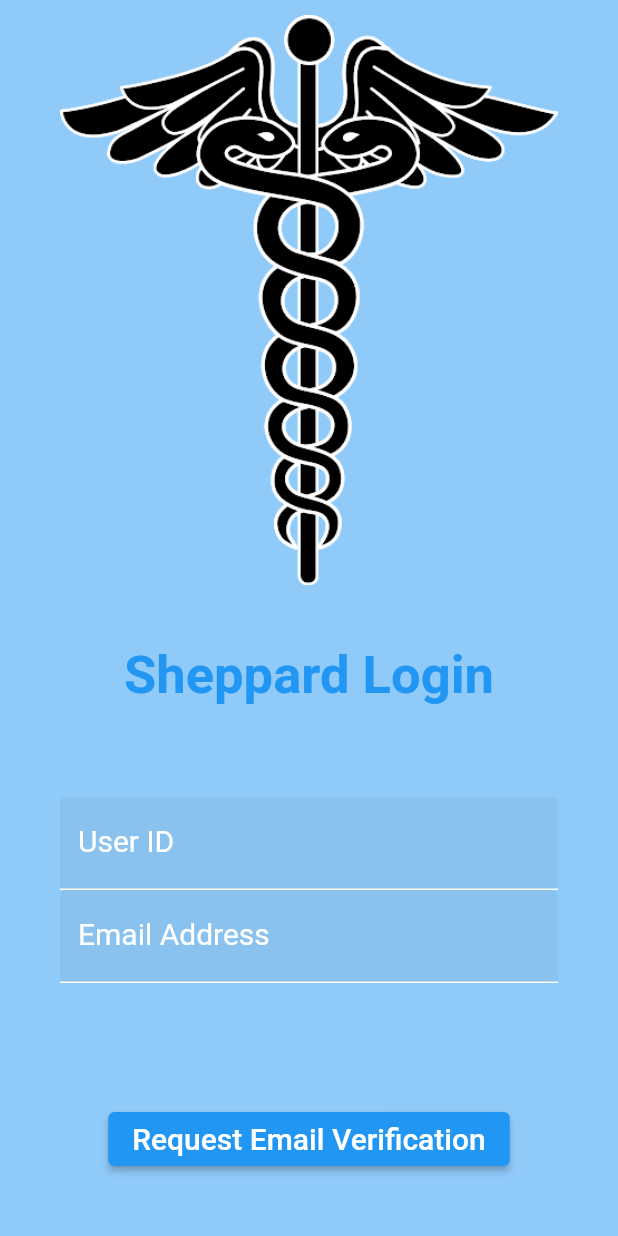
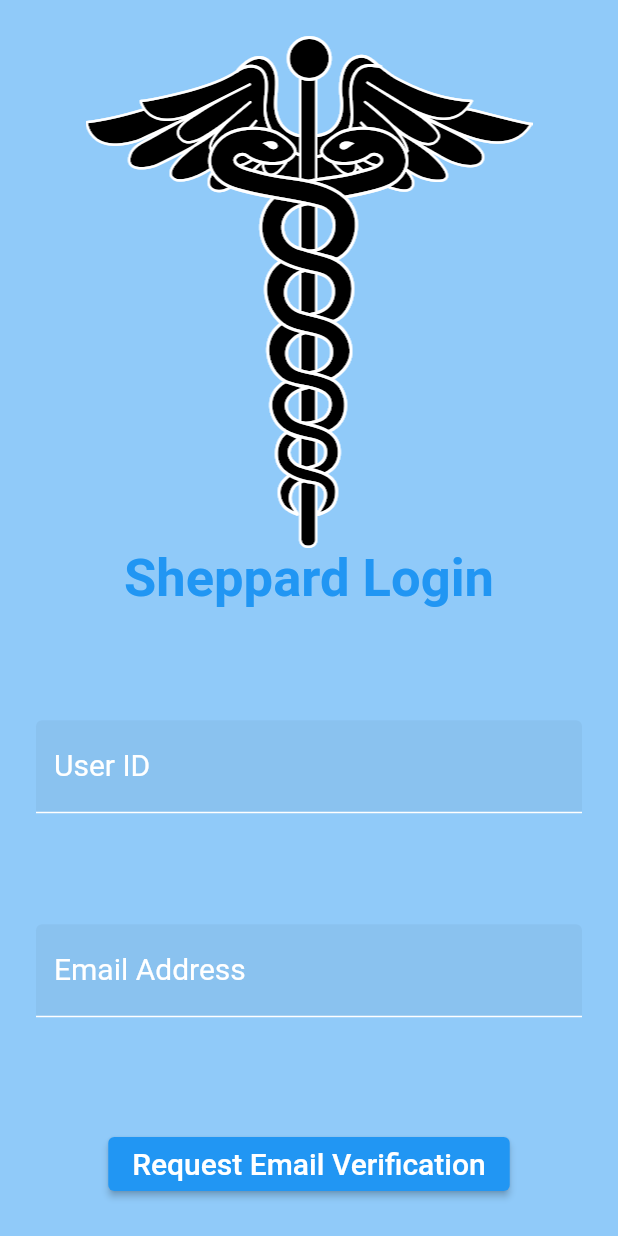
Before and after one commit to oatleals/ShepherdUI, a Flutter app: the screen it shows after launch, on a phone screen of 412 x 824 dp. Run offline on Flutter 3.47's test engine with Material 2 defaults, Android fonts, the phone set to English and light mode, and no system bars; our stand-ins replace connectivity, location, shared_preferences, sqflite; missing offline and left inert: multiselect_formfield; accounts and stored records are empty.

Commit message:
changes to login page ui

```diff
--- a/shepherd/lib/UI/LoginPage.dart
+++ b/shepherd/lib/UI/LoginPage.dart
@@ -18,15 +18,17 @@ class _LoginPageState extends State<LoginPage> {
 
     return Scaffold(
       backgroundColor: Colors.blue[200], //Colors.blue[200]
+      resizeToAvoidBottomInset: false,
       body: SafeArea(
-        child: ListView(
-          padding: EdgeInsets.symmetric(horizontal: 40.0),
+        child: Padding(
+          padding: const EdgeInsets.all(24.0),
+          child: Column(
+            mainAxisAlignment: MainAxisAlignment.spaceBetween,
+            crossAxisAlignment: CrossAxisAlignment.center,
             children: <Widget>[
               Column(
                 children: <Widget>[
-                SizedBox(height: 10), //this moves the logo up or down
-                Image.asset('assets/logo.png'),
-                SizedBox(height: 40),
+                  Image.asset('assets/logo.png', scale: 1.5,),
                   Text(
                     'Sheppard Login',
                     style: TextStyle(
@@ -36,7 +38,6 @@ class _LoginPageState extends State<LoginPage> {
                   )
                 ],
               ),
-            SizedBox(height: 60.0),
               TextField(
                 controller: employeeIDTextEditingController,
                 decoration: InputDecoration(
@@ -51,8 +52,6 @@ class _LoginPageState extends State<LoginPage> {
                     labelStyle: TextStyle(fontSize: 20),
                     filled: true),
               ),
-            SizedBox(height: 60.0),
-            SizedBox(height: 20),
               Column(
                 children: <Widget>[
                   ButtonTheme(
@@ -90,6 +89,7 @@ class _LoginPageState extends State<LoginPage> {
             ],
           ),
         ),
+      ),
     );
   }
 }
--- a/shepherd/lib/main.dart
+++ b/shepherd/lib/main.dart
@@ -4,7 +4,6 @@ import 'UI/HistoryPage.dart';
 import 'UI/HomePage.dart';
 import 'UI/LoginPage.dart';
 import 'UI/LoginPageOTP.dart';
-//import 'package:flutter/material.dart';
 
 main() async
 {
```
Lines whose indentation alone changed are shown as unchanged.
